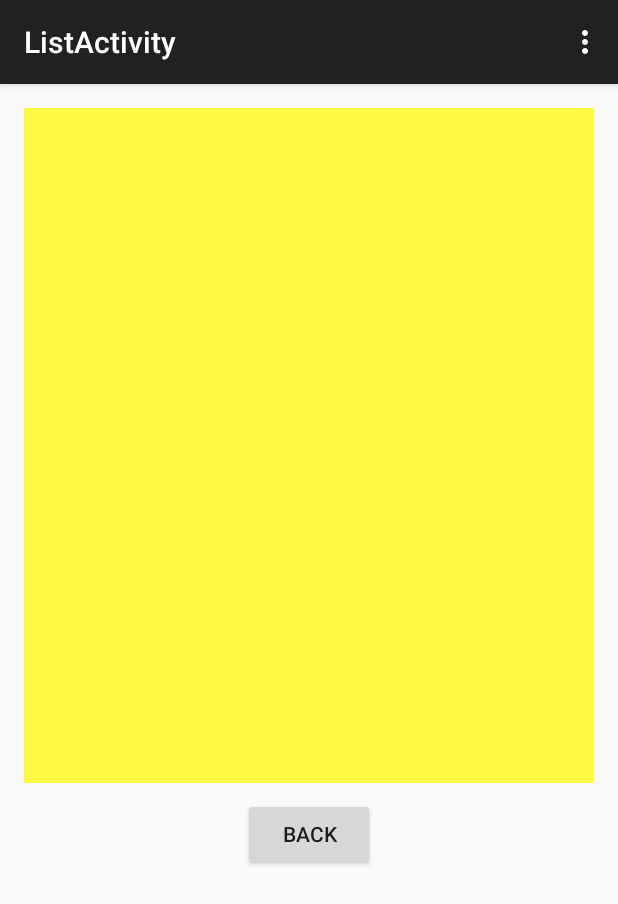
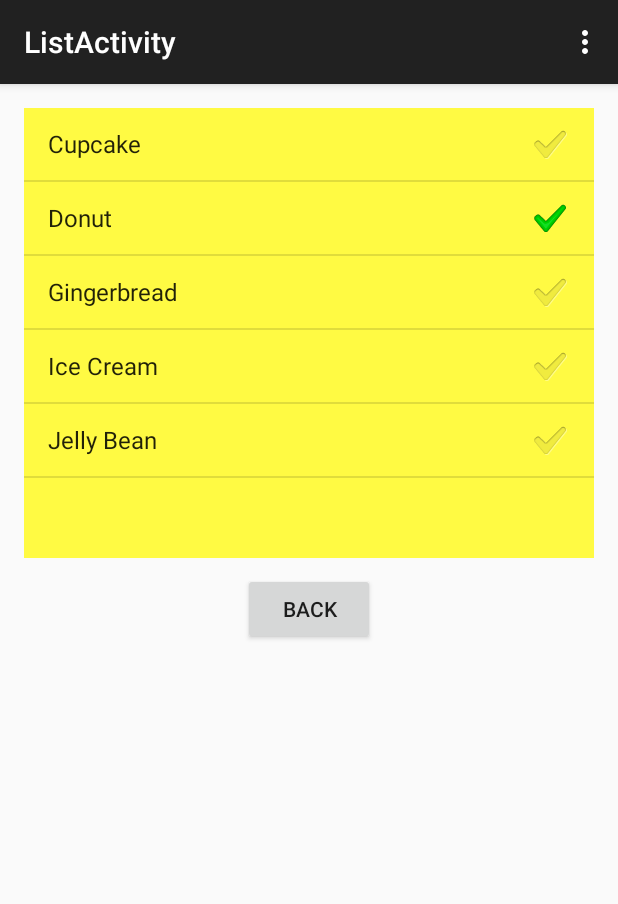
Before and after one commit to h-t-tran/android, an Android app: the ListActivity screen opened directly, with no data from a screen before it, on a phone screen of 412 x 824 dp. Shown: the top 904 px of the screen. Run offline under Robolectric (Android 15) with nearby library versions, the phone set to English and light mode, and no system bars.

Commit message:
first cut of assign 2 list activity

```diff
--- a/android/Assignment2/app/src/main/java/com/sdsu/hoanh/assignment2/DesertFragment.java
+++ b/android/Assignment2/app/src/main/java/com/sdsu/hoanh/assignment2/DesertFragment.java
@@ -1,5 +1,6 @@
 package com.sdsu.hoanh.assignment2;
 
+import android.app.Activity;
 import android.graphics.drawable.ColorDrawable;
 import android.os.Bundle;
 import android.support.v4.app.ListFragment;
@@ -12,49 +13,111 @@ import java.util.List;
 
 public class DesertFragment extends ListFragment {
 
-    private static final String _cupCake = "Cupcake";
-    private static final String _donut = "Donut";
-    private static final String _gingerBread = "Gingerbread";
-    private static final String _iceCream = "Ice Cream";
-    private static final String _jellyBean = "Jelly Bean";
+    private static final String DesertNameKey = "com.sdsu.hoanh.assignment2.DesertFragment.DesertNameKey";
+    public static final String _cupCake = "Cupcake";
+    public static final String _donut = "Donut";
+    public static final String _gingerBread = "Gingerbread";
+    public static final String _iceCream = "Ice Cream";
+    public static final String _jellyBean = "Jelly Bean";
+
+    private static final int _invalid = -1;
+    private int _selectedDesertIdx = _invalid;
+    private List<String> _dessertArray = new ArrayList<String>();
+    private DesertResultCallback _desertCallbackClient;
+    /**
+     * Factory method to create a fragment with a bundle containing the passed in desert.
+     * @param desert name of the desert we want to pass to the fragment
+     * @return the desert fragment instance
+     */
+    public static DesertFragment newInstance(String desert)
+    {
+        Bundle arg = new Bundle();
+        arg.putCharSequence(DesertNameKey, desert);
+
+        DesertFragment frag = new DesertFragment();
+        frag.setArguments(arg);
+        return frag;
+    }
 
     @Override
     public void onCreate(Bundle bundle)
     {
         super.onCreate(bundle);
 
-        getActivity().setTitle("My List Fragment");
+        //getActivity().setTitle("My List Fragment");
 
-        List<String> dessertArray = new ArrayList<String>();
-        dessertArray.add(_cupCake);
-        dessertArray.add(_donut);
-        dessertArray.add(_gingerBread);
-        dessertArray.add(_iceCream);
-        dessertArray.add(_jellyBean);
+        //
+        // set up the dessert selection
+        //
+        _dessertArray.add(_cupCake);
+        _dessertArray.add(_donut);
+        _dessertArray.add(_gingerBread);
+        _dessertArray.add(_iceCream);
+        _dessertArray.add(_jellyBean);
 
         ArrayAdapter<String> dataAdapter = new ArrayAdapter<String>(this.getActivity(),
                 //android.R.layout.simple_list_item_1,
-                android.R.layout.simple_list_item_single_choice,
-                dessertArray);
+                //android.R.layout.simple_list_item_single_choice,
+                android.R.layout.simple_list_item_checked,
+                _dessertArray);
 
         this.setListAdapter(dataAdapter);
 
+        //
+        // get the passed in desert name
+        //
+        _selectDesert();
     }
 
+    /**
+     * Get the desert passed in from the host activity and select the item in the list.
+     */
+    private void _selectDesert()
+    {
+
+        Bundle arg = getArguments();
+        if(arg != null) {
+            String desertName = (String)arg.getCharSequence(DesertNameKey);
+
+            // make sure we have a desert.
+            if(desertName != null) {
+                // find the index of the desert in the list and save it for later.
+                _selectedDesertIdx = _dessertArray.indexOf(desertName);
+
+            }
+        }
+
+    }
+
+    @Override
+    public void onAttach(Activity a) {
+        super.onAttach(a);
+        if(a instanceof DesertResultCallback) {
+            _desertCallbackClient = (DesertResultCallback) a;
+        }
+    }
 
     @Override
     public void onActivityCreated(Bundle bundle)
     {
         super.onActivityCreated(bundle);
+        ListView lv = this.getListView();
 
-        ListView lv = this.getListView();
-        lv.setSelection(2);
+        // set single selection and the selected item color
+        lv.setChoiceMode(ListView.CHOICE_MODE_SINGLE);
+        //final int lightGreen = 0xA9BCF500;
+        //ColorDrawable cd = new ColorDrawable(lightGreen);
+        //lv.setSelector(cd);
 
-        Object o = lv.getSelectedItem();
-        lv.setChoiceMode(ListView.CHOICE_MODE_SINGLE);
-        int lightGreen = 0xA9BCF500;
-        ColorDrawable cd = new ColorDrawable(lightGreen);
-        lv.setSelector(cd);
+        //lv.setSelection(2); // not working.
+        //lv.setItemChecked(2, true);
+        //Object o = lv.getSelectedItem();
+
+
+        // select the passed in desert if it is valid.
+        if(_selectedDesertIdx != _invalid) {
+            lv.setItemChecked(_selectedDesertIdx, true);
+        }
     }
 
 }
--- /dev/null
+++ b/android/Assignment2/app/src/main/java/com/sdsu/hoanh/assignment2/DesertResultCallback.java
@@ -0,0 +1,12 @@
+package com.sdsu.hoanh.assignment2;
+
+/**
+ * Callback interface invoked by the DesertFragment to notify client of the selected desert
+ */
+public interface DesertResultCallback{
+    /**
+     * notify client of the selected desert
+     * @param desertName the desert name
+     */
+    void onDesertSelected(String desertName);
+}
--- a/android/Assignment2/app/src/main/java/com/sdsu/hoanh/assignment2/ListActivity.java
+++ b/android/Assignment2/app/src/main/java/com/sdsu/hoanh/assignment2/ListActivity.java
@@ -1,19 +1,51 @@
 package com.sdsu.hoanh.assignment2;
 
+import android.content.Intent;
 import android.support.v7.app.ActionBarActivity;
 import android.os.Bundle;
 import android.view.Menu;
 import android.view.MenuItem;
+import android.view.View;
+import android.widget.Button;
 
 
-public class ListActivity extends ActionBarActivity {
+public class ListActivity extends ActionBarActivity implements DesertResultCallback {
+
+    private String _selectedDesert;
 
     @Override
     protected void onCreate(Bundle savedInstanceState) {
         super.onCreate(savedInstanceState);
         setContentView(R.layout.activity_list);
+
+        _loadDesertListFragment();
+
+        Button backBtn = (Button)findViewById(R.id.list_activity_button_back);
+        backBtn.setOnClickListener(new View.OnClickListener() {
+            @Override
+            public void onClick(View v) {
+                _handleBackButton();
+            }
+        });
     }
 
+    public void onDesertSelected(String desertName)
+    {
+        _selectedDesert = desertName;
+    }
+
+    private void _loadDesertListFragment()
+    {
+        getSupportFragmentManager().beginTransaction()
+                .add(R.id.list_activity_container_list_frag_host,
+                                DesertFragment.newInstance(DesertFragment._donut))
+                .commit();
+
+    }
+    private void _handleBackButton()
+    {
+
+    }
 
     @Override
     public boolean onCreateOptionsMenu(Menu menu) {
--- a/android/Assignment2/app/src/main/java/com/sdsu/hoanh/assignment2/MainActivity.java
+++ b/android/Assignment2/app/src/main/java/com/sdsu/hoanh/assignment2/MainActivity.java
@@ -64,9 +64,9 @@ public class MainActivity extends ActionBarActivity {
     {
         final Spinner spinner = (Spinner)findViewById(R.id.spinner);
         List<String> actArray = new ArrayList<String>();
+        actArray.add(_listSelText);
         actArray.add(_keyboardEntryText);
         actArray.add(_dateEntryText);
-        actArray.add(_listSelText);
 
         ArrayAdapter<String> dataAdapter = new ArrayAdapter<String>(this,
                 android.R.layout.simple_spinner_item,
@@ -82,7 +82,7 @@ public class MainActivity extends ActionBarActivity {
     private void _loadDesertListFragment()
     {
         getSupportFragmentManager().beginTransaction()
-                .add(R.id.container_list_frag_host, new DesertFragment())
+                .add(R.id.container_list_frag_host, DesertFragment.newInstance(null))
                 .commit();
 
     }
--- a/android/Assignment2/app/src/main/res/layout/activity_list.xml
+++ b/android/Assignment2/app/src/main/res/layout/activity_list.xml
@@ -19,7 +19,7 @@
 
         <FrameLayout
             android:layout_width="match_parent"
-            android:layout_height="450dp"
+            android:layout_height="300dp"
             android:id="@+id/list_activity_container_list_frag_host"
             android:background="#fffffa43"
             android:layout_gravity="center"></FrameLayout>
```
